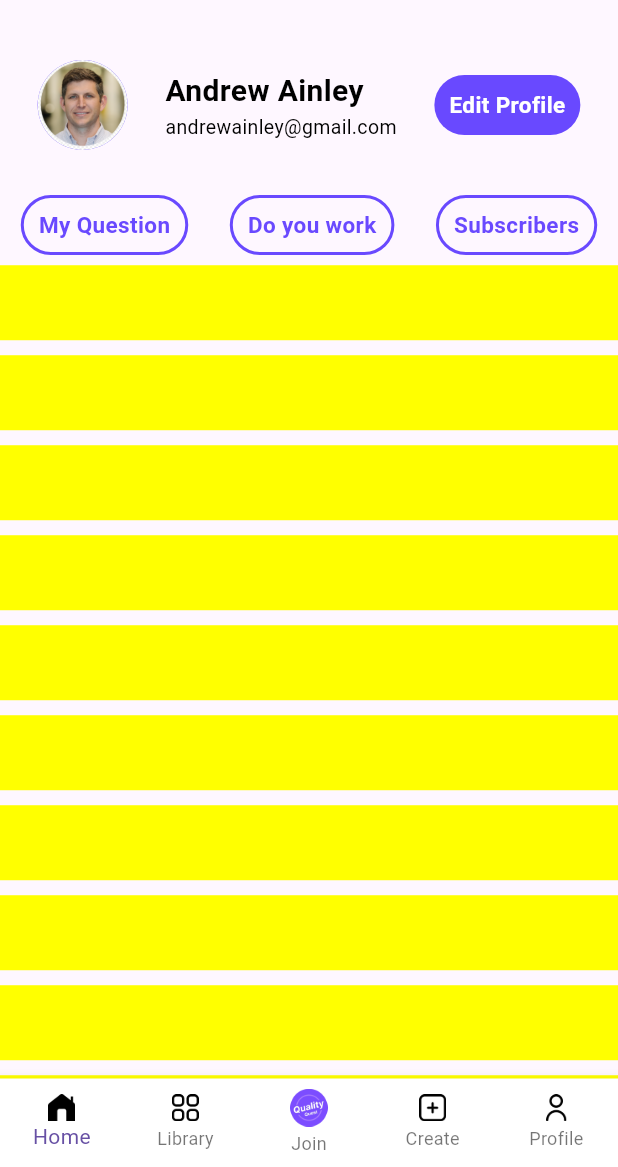
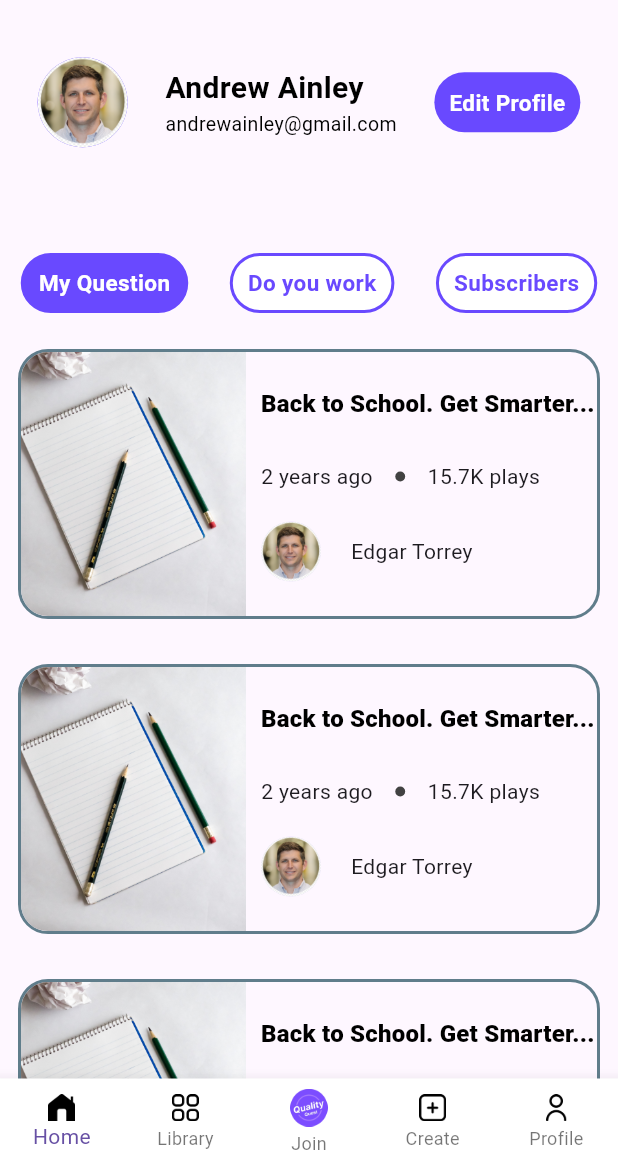
Before and after one commit to Devaxiis/quality_quest, a Flutter app: the screen it shows after launch, swiped to page 5, on a phone screen of 412 x 824 dp, the part 69-1236 px from its top. Run offline on Flutter 3.47's test engine with Material 2 defaults, Android fonts, the phone set to English and light mode, and no system bars; our stand-ins replace bloc, device_info_plus, equatable, flutter_bloc, freezed_annotation, lottie; project files that could hold a hidden picture were left out.

Commit message:
yana malumot qoshildi

```diff
--- a/lib/presentation/screens/home_screen/discover_screen/discover_screen.dart
+++ b/lib/presentation/screens/home_screen/discover_screen/discover_screen.dart
@@ -6,8 +6,12 @@ class DetailDiscoverScreen extends StatelessWidget {
   @override
   Widget build(BuildContext context) {
     return Scaffold(
+
+      // #Background Color
       backgroundColor: Colors.white,
       resizeToAvoidBottomInset: true,
+
+      // #AppBar
       appBar: AppBar(
         automaticallyImplyLeading: false,
         centerTitle: false,
@@ -21,6 +25,8 @@ class DetailDiscoverScreen extends StatelessWidget {
           ),
         ),
       ),
+
+      // #Body
       body: Column(
         children: [
           Expanded(
--- a/lib/presentation/screens/profile_screen/profile_screen.dart
+++ b/lib/presentation/screens/profile_screen/profile_screen.dart
@@ -33,7 +33,7 @@ class _ProfileScreenState extends State<ProfileScreen> {
         actions:  [
           IconButton(
             onPressed: (){
-              Navigator.of(context).pushReplacement(MaterialPageRoute(builder: (context)=> const SettingScreen()));
+              Navigator.of(context).push(MaterialPageRoute(builder: (context)=> const SettingScreen()));
             },
           icon: const Icon(Icons.settings,),
           ),
@@ -45,10 +45,12 @@ class _ProfileScreenState extends State<ProfileScreen> {
           child: Column(
         children: [
           Expanded(
-            flex: 4,
+            flex: 3,
             child: Column(
+              mainAxisAlignment: MainAxisAlignment.spaceBetween,
               children: [
-                const SizedBox(height: 30),
+                // const SizedBox(height: 30),
+                const Spacer(flex: 2,),
                 Row(
                   children: [
                     const Spacer(),
@@ -102,27 +104,106 @@ class _ProfileScreenState extends State<ProfileScreen> {
                     const Spacer(),
                   ],
                 ),
-                const SizedBox(height: 30),
+                // const SizedBox(height: 30),
+                const Spacer(flex: 5,),
                 const Row(
                   mainAxisAlignment: MainAxisAlignment.spaceAround,
                   children: [
-                    CustomButtonViews(title: "My Question",),
+                    CustomButtonViews(title: "My Question",color: Color(0xff6949ff),),
                     CustomButtonViews(title: "Do you work",),
                     CustomButtonViews(title: "Subscribers",),
                   ],
                 ),
-                const SizedBox(height: 5),
+                // const SizedBox(height: 5),
+                const Spacer(),
               ],
             ),
           ),
           Expanded(
-            flex: 13,
+            flex: 7,
             child: ListView.separated(
               itemBuilder: (context, index) {
                 return Container(
-                  width: 200,
-                  height: 50,
-                  color: Colors.yellowAccent,
+                  height: 180,
+                  margin: const EdgeInsets.symmetric(
+                    vertical: 10,
+                    horizontal: 12,
+                  ),
+                  clipBehavior: Clip.antiAlias,
+                  decoration: BoxDecoration(
+                    borderRadius: const BorderRadius.all(
+                      Radius.circular(20),
+                    ),
+                    border: Border.all(
+                      color: Colors.blueGrey.shade500,
+                      width: 2,
+                    ),
+                  ),
+                  child: Row(
+                    children: [
+                      Container(
+                        height: double.infinity,
+                        width: 150,
+                        decoration: const BoxDecoration(
+                          image: DecorationImage(
+                            image: AssetImage('assets/images/idea.jpg'),
+                            fit: BoxFit.cover,
+                          ),
+                          borderRadius: BorderRadius.only(
+                            bottomLeft: Radius.circular(18),
+                            topLeft: Radius.circular(18),
+                          ),
+                        ),
+                      ),
+                      const SizedBox(width: 10),
+                      Expanded(
+                        flex: 4,
+                        child: Column(
+                          mainAxisSize: MainAxisSize.min,
+                          crossAxisAlignment: CrossAxisAlignment.start,
+                          children: [
+                            Text(
+                              "Back to School. Get Smarter...",
+                              style: Theme.of(context)
+                                  .textTheme
+                                  .titleMedium!
+                                  .copyWith(
+                                color: Colors.black,
+                                fontWeight: FontWeight.w800,
+                              ),
+                            ),
+                            const SizedBox(height: 26),
+                            Row(
+                              children: [
+                                const Text(
+                                  "2 years ago",
+                                ),
+                                const SizedBox(width: 15),
+                                CircleAvatar(
+                                  backgroundColor: Colors.grey.shade800,
+                                  maxRadius: 3.3,
+                                ),
+                                const SizedBox(width: 15),
+                                const Text("15.7K plays"),
+                              ],
+                            ),
+                            const SizedBox(height: 20),
+                            const Row(
+                              children: [
+                                CircleAvatar(
+                                  backgroundImage: AssetImage(
+                                    'assets/images/img_profile_circle.png',
+                                  ),
+                                ),
+                                SizedBox(width: 20),
+                                Text('Edgar Torrey'),
+                              ],
+                            ),
+                          ],
+                        ),
+                      ),
+                    ],
+                  ),
                 );
               },
               separatorBuilder: (context, index) {
--- a/lib/presentation/screens/profile_screen/profile_views/custom_button_views.dart
+++ b/lib/presentation/screens/profile_screen/profile_views/custom_button_views.dart
@@ -2,27 +2,27 @@ import 'package:quality_quest/library.dart';
 
 class CustomButtonViews extends StatelessWidget {
   final String title;
-  const CustomButtonViews({super.key, required this.title});
+  final Color? color;
+  final Function? onTab;
+  const CustomButtonViews({super.key, required this.title, this.onTab, this.color});
 
   @override
   Widget build(BuildContext context) {
-    return  Container(
+    return GestureDetector(
+      onTap: ()=>onTab,
+      child: Container(
         height: 40,
         alignment: Alignment.center,
         padding: const EdgeInsets.symmetric(horizontal: 10),
         decoration: BoxDecoration(
-          borderRadius:
-          const BorderRadius.all(Radius.circular(50)),
-          border: Border.all(
-            width: 2,
-            color: const Color(0xff6949ff),
-          )),
-      child: Text(
-        title,
-        style: const TextStyle(
-            color: Color(0xff6949ff),
+          color: color ?? Colors.white,
+            borderRadius: const BorderRadius.all(Radius.circular(50)),
+            border: Border.all(width: 2, color: const Color(0xff6949ff),)),
+        child: Text(title, style: TextStyle(
+            color: color != null ? Colors.white:const Color(0xff6949ff),
               fontWeight: FontWeight.bold,
               fontSize: 15),
+        ),
       ),
     );
   }
--- a/lib/presentation/screens/profile_screen/settings_screen/settings_screen.dart
+++ b/lib/presentation/screens/profile_screen/settings_screen/settings_screen.dart
@@ -55,10 +55,6 @@ class _SettingScreenState extends State<SettingScreen> {
       appBar: AppBar(
         forceMaterialTransparency: true,
         backgroundColor: Colors.white,
-        leading: IconButton(
-          onPressed: () {},
-          icon: const Icon(Icons.arrow_back),
-        ),
         title: const Text(
           "Settings",
           style: TextStyle(
```
Lines whose indentation alone changed are shown as unchanged.
